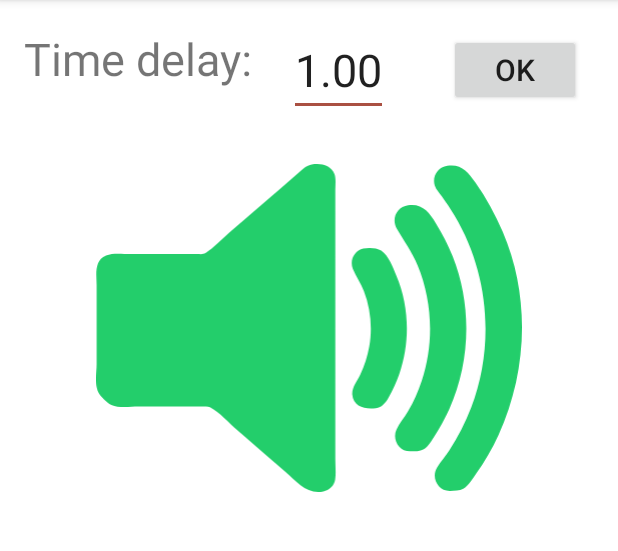
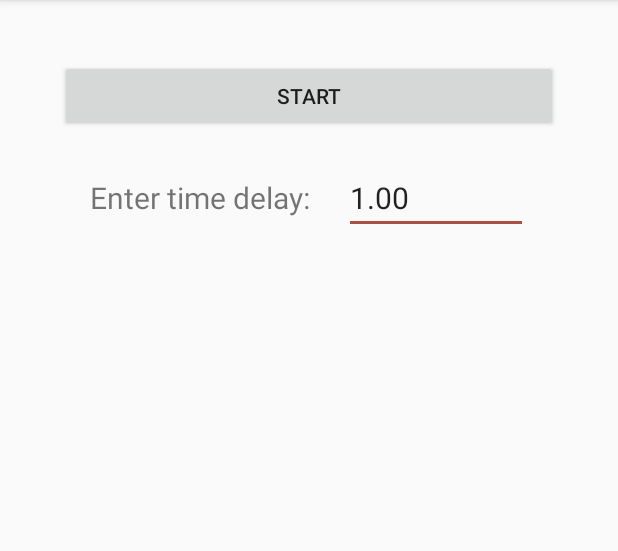
Before and after one commit to VivekThazhathattil/dekadico, an Android app: the screen it shows after launch (MainActivity), on a phone screen of 412 x 824 dp, the part 84-635 px from its top. Run offline under Robolectric (Android 15) with nearby library versions, the phone set to English and light mode, and no system bars.

Commit message:
replace monolithic structure with fragments

```diff
--- a/app/src/main/java/com/example/spokennumbers/MainActivity.java
+++ b/app/src/main/java/com/example/spokennumbers/MainActivity.java
@@ -1,173 +1,56 @@
 package com.example.spokennumbers;
 
 import androidx.appcompat.app.AppCompatActivity;
+import androidx.fragment.app.FragmentManager;
+import androidx.fragment.app.FragmentTransaction;
 
-import android.annotation.SuppressLint;
-import android.media.AudioManager;
-import android.media.Image;
-import android.media.MediaPlayer;
 import android.os.Bundle;
-import android.os.CountDownTimer;
-import android.text.method.ScrollingMovementMethod;
-import android.util.Log;
-import android.view.MotionEvent;
-import android.view.View;
-import android.widget.Button;
-import android.widget.EditText;
-import android.widget.ImageButton;
-import android.widget.ImageView;
-import android.widget.TextView;
-
+import android.widget.FrameLayout;
 import java.util.ArrayList;
-import java.util.Random;
 
 public class MainActivity extends AppCompatActivity {
-    private Button recall_button;
-    private ImageButton speaker_button;
-    private TextView recall_view;
-    private CountDownTimer timer;
-    private Boolean app_running;
-    private ArrayList<Integer> rand_num_list = new ArrayList<Integer>(); // Create an ArrayList object
-    private String recall_string;
-    private Button next_button;
-    private Integer counter;
-    private Float time_delay;
-    private Button enter_button;
-    private EditText time_delay_input;
-    private TextView time_delay_text;
+    private static final int CONTENT_VIEW_ID = 10101010;
 
+    private FragmentManager fragmentManager;
+    private spoken_numbers_main_fragment mainFragment;
+    private spoken_numbers_ingame_fragment ingameFragment;
+    private spoken_numbers_recall_fragment recallFragment;
+
+    public void switchToInGameFragment(float timeDelay){
+        ingameFragment = new spoken_numbers_ingame_fragment(timeDelay);
+        FragmentTransaction fragmentTransaction = fragmentManager.beginTransaction();
+        fragmentTransaction.replace(mainFragment.getId(), ingameFragment);
+        fragmentTransaction.commit();
+    }
+    public void switchToRecallFragment(ArrayList<Integer> al){
+        recallFragment = new spoken_numbers_recall_fragment(al);
+        FragmentTransaction fragmentTransaction = fragmentManager.beginTransaction();
+        fragmentTransaction.replace(ingameFragment.getId(), recallFragment);
+        fragmentTransaction.commit();
+    }
+    public void switchToMainFragment(){
+        mainFragment = new spoken_numbers_main_fragment();
+        FragmentTransaction fragmentTransaction = fragmentManager.beginTransaction();
+        fragmentTransaction.replace(recallFragment.getId(), mainFragment);
+        fragmentTransaction.commit();
+    }
     @Override
     protected void onCreate(Bundle savedInstanceState) {
         super.onCreate(savedInstanceState);
-        setContentView(R.layout.activity_main);
-        recall_button = findViewById(R.id.recall_button);
-        speaker_button = findViewById(R.id.speaker_button);
-        recall_view = findViewById(R.id.recall_view);
-        next_button = findViewById(R.id.next_button);
-        enter_button = findViewById(R.id.enter_button);
-        time_delay_input = findViewById(R.id.time_delay_input);
-        time_delay_text = findViewById(R.id.time_delay_text);
+        FrameLayout frame = new FrameLayout(this);
+        frame.setId(CONTENT_VIEW_ID);
 
-        recall_button.setVisibility(View.INVISIBLE);
-        speaker_button.setVisibility(View.VISIBLE);
-        recall_view.setVisibility(View.INVISIBLE);
-        next_button.setVisibility(View.INVISIBLE);
-        time_delay_input.setVisibility(View.VISIBLE);
-        time_delay_input.setText("1.00");
-        time_delay_text.setVisibility(View.VISIBLE);
-        enter_button.setVisibility(View.VISIBLE);
+       // setContentView(R.layout.activity_main);
+        setContentView(frame, new FrameLayout.LayoutParams(
+                FrameLayout.LayoutParams.MATCH_PARENT,
+                FrameLayout.LayoutParams.MATCH_PARENT));
 
-        recall_view.setMovementMethod(new ScrollingMovementMethod());
-        app_running = Boolean.FALSE;
+        mainFragment = new spoken_numbers_main_fragment();
+        mainFragment.setArguments(getIntent().getExtras());
+        fragmentManager = getSupportFragmentManager();
+        FragmentTransaction fragmentTransaction = fragmentManager.beginTransaction();
+        fragmentTransaction.add(CONTENT_VIEW_ID, mainFragment);
+        fragmentTransaction.commit();
+    }
 
-        time_delay = (float) 1;
-        enter_button.setOnClickListener(new View.OnClickListener(){
-            public void onClick(View v) {
-                String time_delay_str = time_delay_input.getText().toString();
-                if(time_delay_str.isEmpty()){
-                    time_delay = (float) 0.01;
-                }
-                else {
-                    time_delay = Float.valueOf(time_delay_str);
-                    if (time_delay == 0.0)
-                        time_delay = (float) 1;
-                }
-            }
-        });
-
-        recall_button.setOnClickListener(new View.OnClickListener() {
-            public void onClick(View v){
-                app_running = Boolean.FALSE;
-                recall_view.setVisibility(View.VISIBLE);
-                recall_button.setVisibility(View.INVISIBLE);
-                next_button.setVisibility(View.VISIBLE);
-
-                time_delay_input.setVisibility(View.VISIBLE);
-                time_delay_text.setVisibility(View.VISIBLE);
-                enter_button.setVisibility(View.VISIBLE);
-
-                ImageView img_button = findViewById(R.id.speaker_button);
-                img_button.setImageResource(R.drawable.ic_speaker);
-
-                timer.cancel();
-                recall_string = "";
-                counter = 0;
-                next_button.setOnClickListener(new View.OnClickListener() {
-                    public void onClick(View v){
-                        if(counter < rand_num_list.size()) {
-                            recall_string = recall_string + rand_num_list.get(counter) + "   ";
-                            recall_view.setText(recall_string);
-                            counter = counter + 1;
-                        }
-                    }
-                });
-            }
-        });
-
-        speaker_button.setOnTouchListener(new View.OnTouchListener() {
-            @SuppressLint("ClickableViewAccessibility")
-            public boolean onTouch(View v, MotionEvent event) {
-                if(event.getAction() == MotionEvent.ACTION_DOWN && !app_running) {
-                    // scale your value
-                    float reducedvalue = (float)0.9;
-                    v.setScaleX(reducedvalue);
-                    v.setScaleY(reducedvalue);
-                }
-                else if (event.getAction() == MotionEvent.ACTION_UP && !app_running) {
-                    v.setScaleX(1);
-                    v.setScaleY(1);
-                }
-                if (app_running == Boolean.FALSE) {
-                    rand_num_list.clear();
-                    app_running = Boolean.TRUE;
-                    recall_view.setText("");
-                    ImageView img_button = (ImageView) findViewById(R.id.speaker_button);
-                    img_button.setImageResource(R.drawable.ic_speaker_stop);
-                    recall_button.setVisibility(View.VISIBLE);
-                    recall_view.setVisibility(View.INVISIBLE);
-                    next_button.setVisibility(View.INVISIBLE);
-
-                    time_delay_input.setVisibility(View.INVISIBLE);
-                    time_delay_text.setVisibility(View.INVISIBLE);
-                    enter_button.setVisibility(View.INVISIBLE);
-
-                    timer = new CountDownTimer(3600000, (int)(time_delay*1000)) {
-
-                        @Override
-                        public void onTick(long millisinFuture) {
-                            Random r = new Random();
-                            int rand_num = r.nextInt(10);
-                            rand_num_list.add(rand_num);
-                            String sound_file_name = "a" + rand_num;
-                            int sound_id = getResources().getIdentifier(sound_file_name, "raw", getPackageName());
-                            MediaPlayer mp = MediaPlayer.create(getApplicationContext(), sound_id);
-                            mp.setAudioStreamType(AudioManager.STREAM_MUSIC);
-                            mp.start();
-                            mp.setOnCompletionListener(new MediaPlayer.OnCompletionListener() {
-                                public void onCompletion(MediaPlayer mp) {
-                                    mp.release();
-
-                                }
-
-                                ;
-                            });
-                        }
-
-                        @Override
-                        public void onFinish() {
-                            try {
-                                app_running = Boolean.FALSE;
-                                ImageView img_button = (ImageView) findViewById(R.id.speaker_button);
-                                img_button.setImageResource(R.drawable.ic_speaker);
-                            } catch (Exception e) {
-                                Log.e("Error", "Error: " + e.toString());
-                            }
-                        }
-                    }.start();
-                }
-                return false;
-            }
-        });
-
-    }
-    }
+}
--- /dev/null
+++ b/app/src/main/java/com/example/spokennumbers/spoken_numbers_main_fragment.java
@@ -0,0 +1,72 @@
+package com.example.spokennumbers;
+
+import android.os.Bundle;
+
+import androidx.fragment.app.Fragment;
+
+import android.util.Log;
+import android.view.LayoutInflater;
+import android.view.View;
+import android.view.ViewGroup;
+import android.widget.Button;
+import android.widget.EditText;
+import android.widget.TextView;
+
+
+/**
+ * A simple {@link Fragment} subclass.
+ * Use the {@link spoken_numbers_main_fragment#newInstance} factory method to
+ * create an instance of this fragment.
+ */
+public class spoken_numbers_main_fragment extends Fragment {
+
+    private static Button startButton;
+//    private static Button okButton;
+    private static EditText timeDelayInput;
+
+    public spoken_numbers_main_fragment() {
+        // Required empty public constructor
+    }
+    public static spoken_numbers_main_fragment newInstance() {
+        spoken_numbers_main_fragment fragment = new spoken_numbers_main_fragment();
+        Bundle args = new Bundle();
+        fragment.setArguments(args);
+        return fragment;
+    }
+
+    @Override
+    public void onCreate(Bundle savedInstanceState) {
+        super.onCreate(savedInstanceState);
+        if (getArguments() != null) {
+        }
+    }
+
+    @Override
+    public View onCreateView(LayoutInflater inflater, ViewGroup container,
+                             Bundle savedInstanceState) {
+        // Inflate the layout for this fragment
+        return inflater.inflate(R.layout.spoken_numbers_main_fragment, container, false);
+    }
+    @Override
+    public void onViewCreated(View view, Bundle savedInstanceState) {
+        startButton = getView().findViewById(R.id.start_button);
+//        okButton = getView().findViewById(R.id.time_delay_button);
+        timeDelayInput = getView().findViewById(R.id.time_delay_input);
+        timeDelayInput.setText("1.00");
+        startButton.setOnClickListener(new View.OnClickListener(){
+            public void onClick(View v) {
+                String timeDelayStr = timeDelayInput.getText().toString();
+                Float timeDelayNum;
+                if(!timeDelayStr.matches("\\d+(?:\\.\\d+)?")){ //not a number
+                    timeDelayNum = (float) 1.0;
+                }
+                else{
+                    timeDelayNum = Float.valueOf(timeDelayStr);
+                    if(timeDelayNum == 0)
+                        timeDelayNum = (float)1.0;
+                }
+                ((MainActivity)getActivity()).switchToInGameFragment(timeDelayNum);
+            }
+        });
+    }
+}
--- /dev/null
+++ b/app/src/main/res/layout/spoken_numbers_main_fragment.xml
@@ -0,0 +1,59 @@
+<?xml version="1.0" encoding="utf-8"?>
+<FrameLayout xmlns:android="http://schemas.android.com/apk/res/android"
+    xmlns:app="http://schemas.android.com/apk/res-auto"
+    xmlns:tools="http://schemas.android.com/tools"
+    android:layout_width="match_parent"
+    android:layout_height="match_parent"
+    tools:context=".spoken_numbers_main_fragment">
+
+    <androidx.constraintlayout.widget.ConstraintLayout
+        android:layout_width="match_parent"
+        android:layout_height="match_parent">
+
+        <LinearLayout
+            android:id="@+id/main_menu_container"
+            android:layout_width="match_parent"
+            android:layout_height="match_parent"
+            android:layout_margin="20dp"
+            android:orientation="vertical"
+            android:padding="20dp"
+            app:layout_constraintBottom_toBottomOf="parent"
+            app:layout_constraintEnd_toEndOf="parent"
+            app:layout_constraintStart_toStartOf="parent"
+            app:layout_constraintTop_toTopOf="parent">
+
+            <Button
+                android:id="@+id/start_button"
+                android:layout_width="match_parent"
+                android:layout_height="wrap_content"
+                android:text="Start" />
+
+            <LinearLayout
+                android:id="@+id/time_delay_container"
+                android:layout_width="match_parent"
+                android:layout_height="match_parent"
+                android:layout_margin="20dp"
+                android:orientation="horizontal">
+
+                <TextView
+                    android:id="@+id/time_delay_text"
+                    android:layout_width="279dp"
+                    android:layout_height="wrap_content"
+                    android:layout_weight="1"
+                    android:text="Enter time delay:"
+                    android:textSize="20sp" />
+
+                <EditText
+                    android:id="@+id/time_delay_input"
+                    android:layout_width="wrap_content"
+                    android:layout_height="wrap_content"
+                    android:layout_weight="1"
+                    android:ems="10"
+                    android:inputType="numberDecimal"
+                    android:textSize="20sp" />
+
+            </LinearLayout>
+
+        </LinearLayout>
+    </androidx.constraintlayout.widget.ConstraintLayout>
+</FrameLayout>
--- a/app/src/main/res/values/strings.xml
+++ b/app/src/main/res/values/strings.xml
@@ -1,3 +1,6 @@
 <resources>
     <string name="app_name">DékaDico</string>
+
+    <!-- TODO: Remove or change this placeholder text -->
+    <string name="hello_blank_fragment">Hello blank fragment</string>
 </resources>
```
Also changed, not shown: app/src/main/java/com/example/spokennumbers/spoken_numbers_ingame_fragment.java (added, +85 -0 lines), app/src/main/java/com/example/spokennumbers/spoken_numbers_recall_fragment.java (added, +76 -0 lines), app/src/main/res/layout/spoken_numbers_ingame_fragment.xml (added, +27 -0 lines), app/src/main/res/layout/spoken_numbers_recall_fragment.xml (added, +71 -0 lines).
